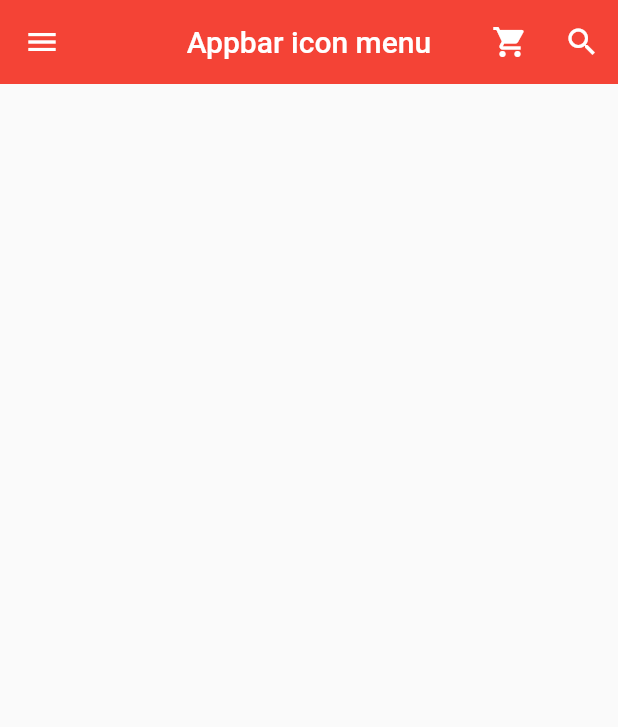
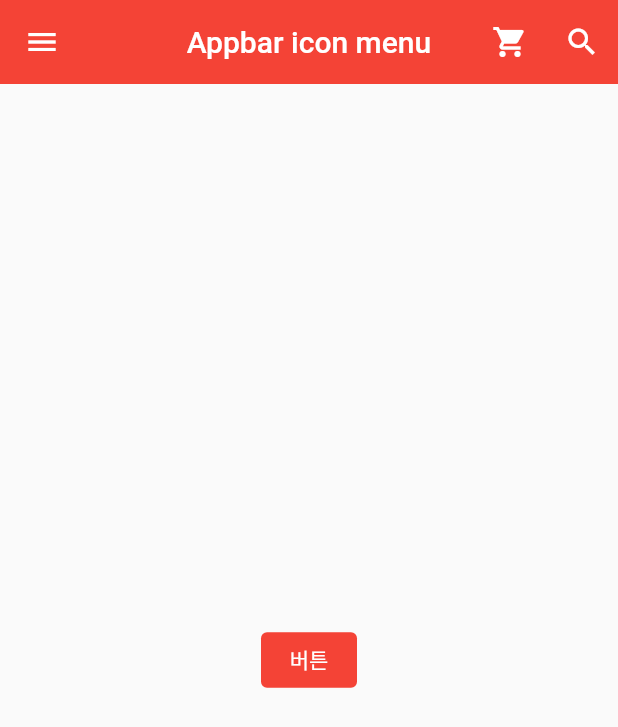
Before and after one commit to creatijin/flutter_basics_app, a Flutter app: the screen it shows after launch, on a phone screen of 412 x 824 dp. Shown: the top 727 px of the screen. Run offline on Flutter 3.47's test engine with Material 2 defaults, Android fonts, the light colour scheme and no system bars.

Commit message:
flutter: SnackBar, BuildContext

```diff
--- a/lib/main.dart
+++ b/lib/main.dart
@@ -71,27 +71,42 @@ class MyPage extends StatelessWidget {
                 onTap: () {
                   print('Home is clicked');
                 },
-              trailing: Icon(Icons.add)
-            ),
+                trailing: Icon(Icons.add)),
             ListTile(
                 leading: Icon(Icons.settings, color: Colors.grey[850]),
                 title: Text('Settings'),
                 onTap: () {
                   print('Settings is clicked');
                 },
-              trailing: Icon(Icons.add)
-            ),
+                trailing: Icon(Icons.add)),
             ListTile(
                 leading: Icon(Icons.question_answer, color: Colors.grey[850]),
                 title: Text('Q&A'),
                 onTap: () {
                   print('Q&A is clicked');
                 },
-              trailing: Icon(Icons.add)
-            )
+                trailing: Icon(Icons.add))
           ],
         ),
       ),
+      body: Builder(
+        builder: (BuildContext ctx) {
+          return Center(
+            child: TextButton(
+              onPressed: () {
+                ScaffoldMessenger.of(ctx).showSnackBar(
+                  SnackBar(content: Text('Hellow')),
+                );
+              },
+              child: Text('버튼', style: TextStyle(color: Colors.white)),
+              style: TextButton.styleFrom(
+                primary: Colors.white,
+                backgroundColor: Colors.red,
+              ),
+            ),
+          );
+        },
+      )
     );
   }
 }
```
Lines whose indentation alone changed are shown as unchanged.
